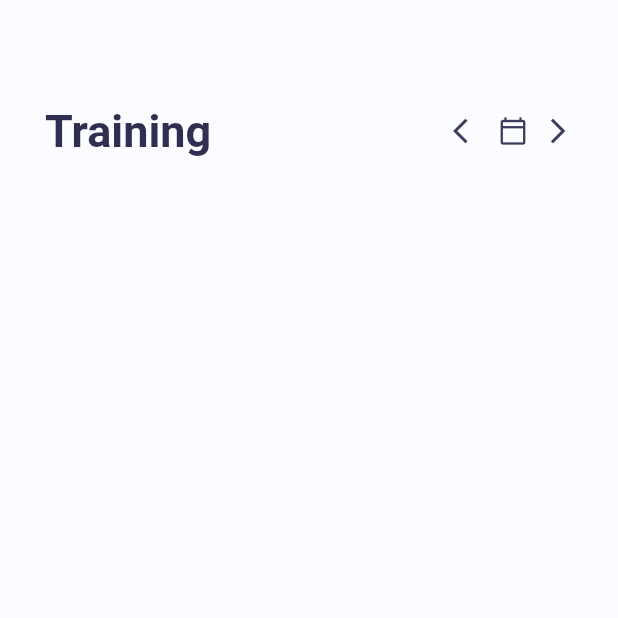
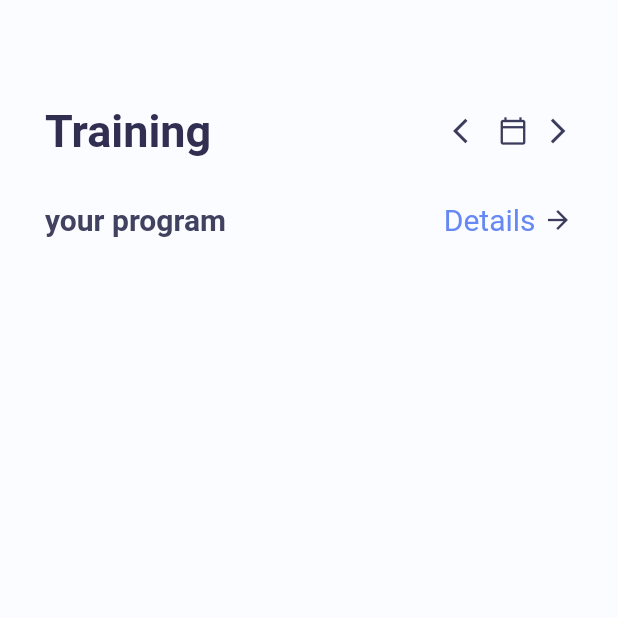
Before and after one commit to ImranIqbalS/Flutter-fitness-app-UI, a Flutter app: the screen it shows after launch, on a phone screen of 412 x 824 dp, the top half of it. Run offline on Flutter 3.47's test engine with Material 2 defaults, Android fonts, the phone set to English and light mode, and no system bars.

Commit message:
home page subtitle completed

```diff
--- a/lib/home_page.dart
+++ b/lib/home_page.dart
@@ -17,6 +17,7 @@ class _HomePageState extends State<HomePage> {
         padding: EdgeInsets.only(top: 70, left: 30, right: 30),
         child: Column(
           children: [
+            //heading text and icons buttons
             Row(
               children: [
                 Text(
@@ -50,6 +51,36 @@ class _HomePageState extends State<HomePage> {
                   color: color.AppColor.homePageIcons,
                 ),
               ],
+            ),
+            SizedBox(
+              height: 30,
+            ),
+            //home page subtitle
+            Row(
+              children: [
+                Text(
+                  "your program",
+                  style: TextStyle(
+                    fontWeight: FontWeight.bold,
+                    fontSize: 20,
+                    color: color.AppColor.homePageSubtitle,
+                  ),
+                ),
+                Expanded(child: Container()),
+                Text(
+                  "Details",
+                  style: TextStyle(
+                    fontSize: 20,
+                    color: color.AppColor.homePageDetail,
+                  ),
+                ),
+                SizedBox(width: 5),
+                Icon(
+                  Icons.arrow_forward,
+                  size: 20,
+                  color: color.AppColor.homePageIcons,
+                ),
+              ],
             )
           ],
         ),
```
